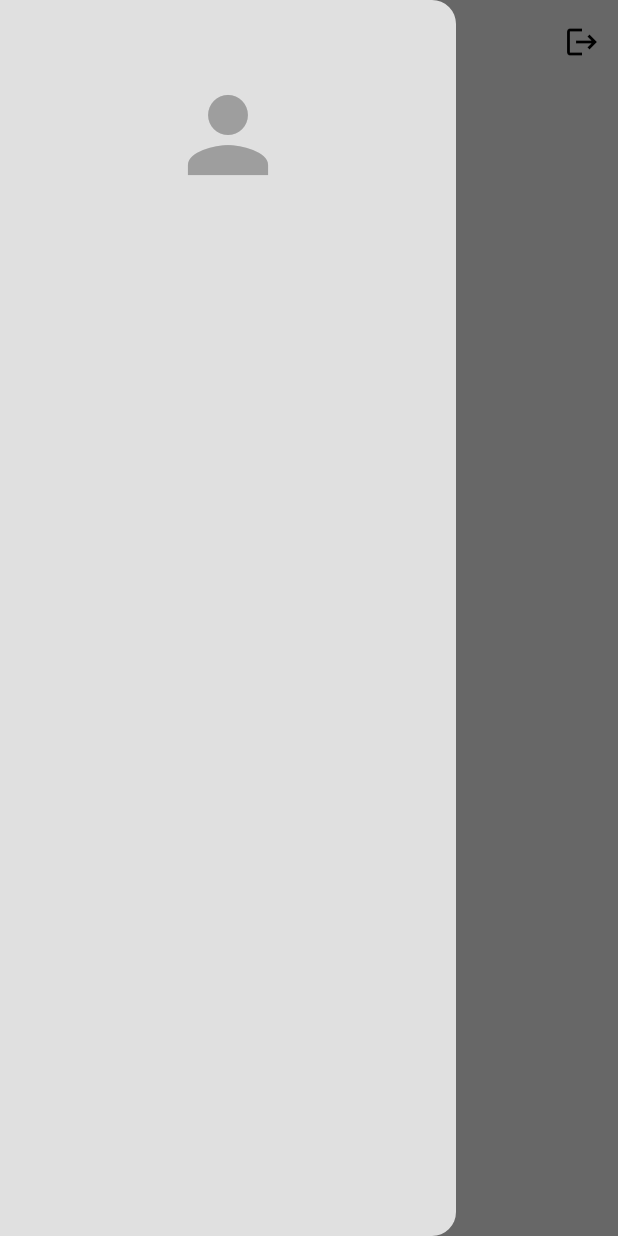
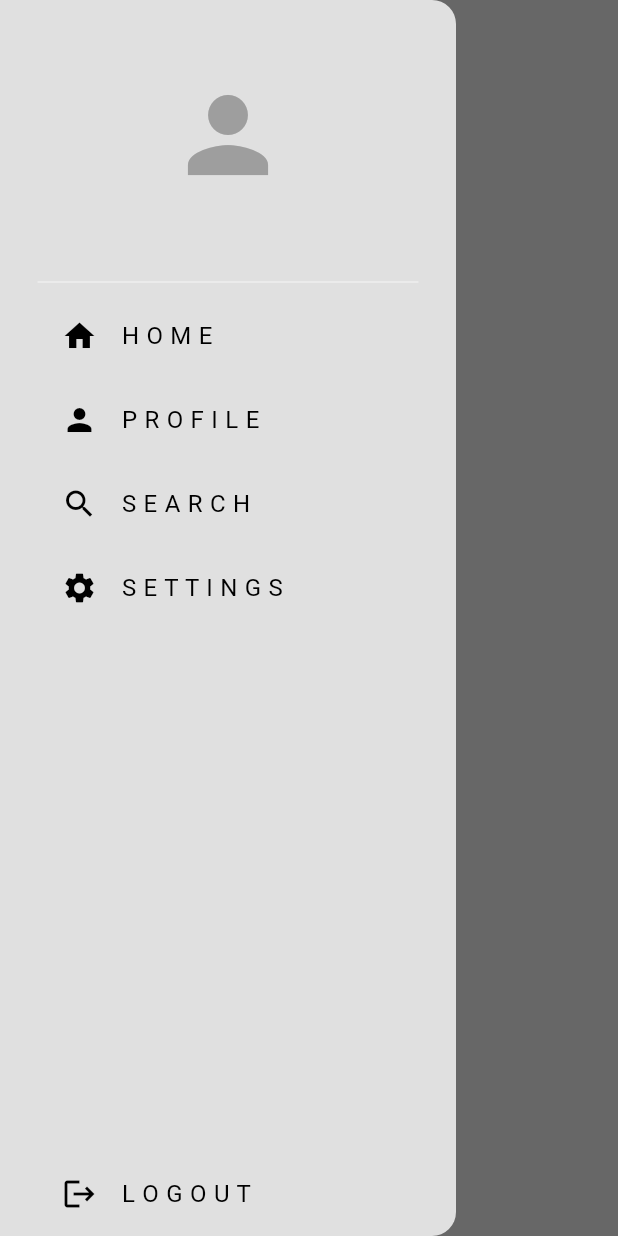
Before and after one commit to Virucodes/mitra_pix, a Flutter app: the HomePage screen opened directly, with the side drawer open, on a phone screen of 412 x 824 dp. Run offline on Flutter 3.47's test engine with Material 3 defaults, Android fonts, the phone set to English and light mode, and no system bars; our stand-ins replace cloud_firestore, firebase_auth, firebase_core, flutter_bloc; accounts and stored records are empty.

Commit message:
Refactor profile management: add profile repository, cubit, and UI components

```diff
--- /dev/null
+++ b/lib/features/home/components/my_drawer.dart
@@ -0,0 +1,77 @@
+import 'package:flutter/material.dart';
+import 'package:flutter_bloc/flutter_bloc.dart';
+import 'package:mitra_pix/features/auth/presentation/cubits/auth_cubit.dart';
+import 'package:mitra_pix/features/home/components/my_drawer_tile.dart';
+import 'package:mitra_pix/features/profile/presentation/pages/profile_page.dart';
+
+class MyDrawer extends StatelessWidget {
+  const MyDrawer({super.key});
+
+  @override
+  Widget build(BuildContext context) {
+    return Drawer(
+      backgroundColor: Theme.of(context).colorScheme.surface,
+      child: SafeArea(
+        child: Padding(
+          padding: const EdgeInsets.symmetric(horizontal: 25),
+          child: Column(
+            children: [
+              // logo
+              Padding(
+                padding: const EdgeInsets.symmetric(vertical: 50.0),
+                child: Icon(
+                  Icons.person,
+                  size: 80,
+                  color: Theme.of(context).colorScheme.primary,
+                ),
+              ),
+
+              // divider line
+              Divider(
+                color: Theme.of(context).colorScheme.secondary,
+              ),
+
+              // home tile
+              MyDrawerTile(
+                  title: "H O M E",
+                  icon: Icons.home,
+                  onTap: () => Navigator.of(context).pop()),
+
+              // profile tile
+              MyDrawerTile(
+                  title: "P R O F I L E",
+                  icon: Icons.person,
+                  onTap: () {
+                    // pop menu drawer
+                    Navigator.of(context).pop();
+
+                    // get current user id
+                    final user = context.read<AuthCubit>().currentUser;
+                    String? uid = user!.uid;
+                    // navigate to profile page
+                    Navigator.push(
+                        context,
+                        MaterialPageRoute(
+                          builder: (context) =>  ProfilePage(uid: uid,),
+                        ));
+                  }),
+
+              // search tile
+              MyDrawerTile(
+                  title: "S E A R C H", icon: Icons.search, onTap: () {}),
+
+              // settings tile
+              MyDrawerTile(
+                  title: "S E T T I N G S", icon: Icons.settings, onTap: () {}),
+
+              // logout tile
+              const Spacer(),
+              MyDrawerTile(
+                  title: "L O G O U T", icon: Icons.logout, onTap: () {context.read<AuthCubit>().logout();})
+            ],
+          ),
+        ),
+      ),
+    );
+  }
+}
--- /dev/null
+++ b/lib/features/home/components/my_drawer_tile.dart
@@ -0,0 +1,22 @@
+import 'package:flutter/material.dart';
+
+class MyDrawerTile extends StatelessWidget {
+  final String title;
+  final IconData icon;
+  final void Function()? onTap;
+  const MyDrawerTile({
+    super.key,
+    required this.title,
+    required this.icon,
+    required this.onTap,
+  });
+
+  @override
+  Widget build(BuildContext context) {
+    return ListTile(
+      title: Text(title),
+      leading: Icon(icon),
+      onTap: onTap,
+    );
+  }
+}
--- a/lib/features/posts/presentation/pages/home_page.dart
+++ b/lib/features/home/presentation/pages/home_page.dart
@@ -1,7 +1,7 @@
 import 'package:flutter/material.dart';
 import 'package:flutter_bloc/flutter_bloc.dart';
 import 'package:mitra_pix/features/auth/presentation/cubits/auth_cubit.dart';
-import 'package:mitra_pix/features/posts/components/my_drawer.dart';
+import 'package:mitra_pix/features/home/components/my_drawer.dart';
 
 class HomePage extends StatefulWidget {
   const HomePage({super.key});
@@ -17,10 +17,7 @@ class _HomePageState extends State<HomePage> {
       appBar: AppBar(
         title: const Text("Home"),
         actions: [
-          IconButton(
-            onPressed: () {context.read<AuthCubit>().logout();},
-            icon: const Icon(Icons.logout),
-          )
+
         ],
       ),
 
--- a/lib/features/posts/components/my_drawer.dart
+++ /dev/null
@@ -1,23 +0,0 @@
-import 'package:flutter/material.dart';
-
-class MyDrawer extends StatelessWidget {
-  const MyDrawer({super.key});
-
-  @override
-  Widget build(BuildContext context) {
-    return Drawer(
-      backgroundColor: Theme.of(context).colorScheme.surface,
-      child: Column(
-        children: [
-          const SizedBox(height: 50,),
-
-          Icon(
-            Icons.person,
-            size: 80,
-            color: Theme.of(context).colorScheme.primary,
-          ),
-        ],
-      ),
-    );
-  }
-}
--- /dev/null
+++ b/lib/features/profile/domain/entities/profile_user.dart
@@ -0,0 +1,45 @@
+import 'package:mitra_pix/features/auth/domain/entities/app_user.dart';
+
+class ProfileUser extends AppUser {
+  final String bio;
+  final String profileImageUrl;
+
+  ProfileUser({
+    required super.uid,
+    required super.email,
+    required super.name,
+    required this.bio,
+    required this.profileImageUrl,
+  });
+
+  // method to update profile user
+  ProfileUser copyWith({String? newBio, String? newProfileImageUrl}) {
+    return ProfileUser(
+        uid: uid,
+        email: email,
+        name: name,
+        bio: newBio ?? bio,
+        profileImageUrl: newProfileImageUrl ?? profileImageUrl);
+  }
+
+  // conver profile user -> json
+  Map<String, dynamic> toJson() {
+    return {
+      'uid': uid,
+      'email': email,
+      'name': name,
+      'bio': bio,
+      'profileImageUrl': profileImageUrl,
+    };
+  }
+
+  // convert json -> profile user
+  factory ProfileUser.fromJson(Map<String, dynamic> json) {
+    return ProfileUser(
+        uid: json['uid'],
+        email: json['email'],
+        name: json['name'],
+        bio: json['bio'],
+        profileImageUrl: json['profileImageUrl'] ?? '',);
+  }
+}
--- /dev/null
+++ b/lib/features/profile/domain/repos/profile_repo.dart
@@ -0,0 +1,12 @@
+/*
+
+  Profile Repository
+
+*/
+
+import 'package:mitra_pix/features/profile/domain/entities/profile_user.dart';
+
+abstract class ProfileRepo {
+  Future<ProfileUser?> fetchUserProfile(String uid);
+  Future<void> updateProfile(ProfileUser updateProfile);
+}
--- /dev/null
+++ b/lib/features/profile/presentation/cubit/profile_states.dart
@@ -0,0 +1,27 @@
+/*
+
+  PROFILE STATES
+
+*/
+
+import 'package:mitra_pix/features/profile/domain/entities/profile_user.dart';
+
+abstract class ProfileState {}
+
+// initial
+class ProfileInitial extends ProfileState {}
+
+// loading
+class ProfileLoading extends ProfileState {}
+
+// loaded
+class ProfileLoaded extends ProfileState {
+  final ProfileUser profileUser;
+  ProfileLoaded(this.profileUser);
+}
+
+// error
+class ProfileError extends ProfileState {
+  final String message;
+  ProfileError(this.message);
+}
```
Also changed, not shown: lib/app.dart (+18 -3 lines), lib/features/posts/components/my_drawer_tile.dart (deleted, +0 -10 lines), lib/features/profile/data/firebase_profile_repo.dart (added, +50 -0 lines), lib/features/profile/presentation/component/bio_box.dart (added, +26 -0 lines), lib/features/profile/presentation/cubit/profile_cubit.dart (added, +64 -0 lines), lib/features/profile/presentation/pages/edit_profile_page.dart (added, +21 -0 lines), lib/features/profile/presentation/pages/profile_page.dart (added, +151 -0 lines).
